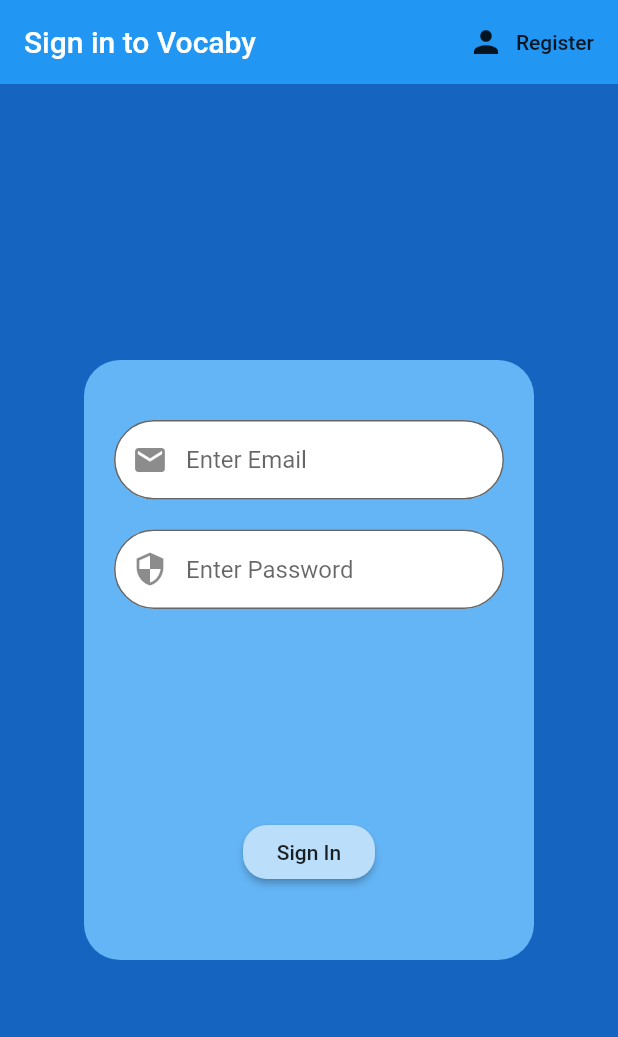
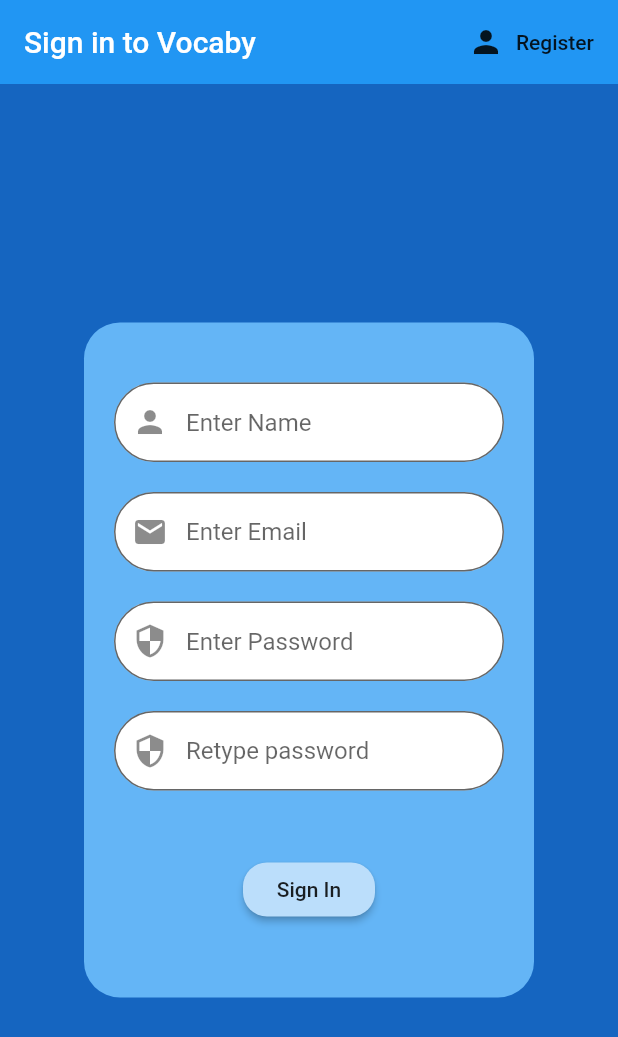
Before and after one commit to AbdulBasit313/flutter-firebase-vocabulary-builder, a Flutter app: the screen it shows after launch, on a phone screen of 412 x 824 dp. Shown: the top 1037 px of the screen. Run offline on Flutter 3.47's test engine with Material 2 defaults, Android fonts, the phone set to English and light mode, and no system bars; our stand-ins replace cloud_firestore, firebase_auth, flutter_spinkit; accounts and stored records are empty.

Commit message:
added name, confirm password field and user collection on firestore

```diff
--- a/lib/screens/authenticate/sign_in.dart
+++ b/lib/screens/authenticate/sign_in.dart
@@ -18,7 +18,9 @@ class _SignInState extends State<SignIn> {
   bool loading = false;
 
   // text field state
+  String name = '';
   String email = '';
+  String pass = '';
   String password = '';
   String error = '';
 
@@ -49,13 +51,25 @@ class _SignInState extends State<SignIn> {
                     color: Colors.blue[300],
                   ),
                   width: 300,
-                  height: 400,
+                  height: 450,
                   padding:
                       EdgeInsets.symmetric(vertical: 20.0, horizontal: 20.0),
                   child: Form(
                     key: _formKey,
                     child: Column(
                       children: <Widget>[
+                        SizedBox(height: 20.0),
+                        TextFormField(
+                          decoration: textInputDecoration.copyWith(
+                            hintText: 'Enter Name',
+                            prefixIcon: Icon(Icons.person),
+                          ),
+                          validator: (val) =>
+                              val.isEmpty ? 'Enter Full Name' : null,
+                          onChanged: (val) {
+                            setState(() => name = val);
+                          },
+                        ),
                         SizedBox(height: 20.0),
                         TextFormField(
                           decoration: textInputDecoration.copyWith(
@@ -78,6 +92,19 @@ class _SignInState extends State<SignIn> {
                           validator: (val) => val.length < 6
                               ? 'Enter a password 6+ chars long'
                               : null,
+                          onChanged: (val) {
+                            setState(() => pass = val);
+                          },
+                        ),
+                        SizedBox(height: 20.0),
+                        TextFormField(
+                          decoration: textInputDecoration.copyWith(
+                            hintText: 'Retype password',
+                            prefixIcon: Icon(Icons.security),
+                          ),
+                          obscureText: true,
+                          validator: (val) =>
+                              val != pass ? 'Password doesn\'t match' : null,
                           onChanged: (val) {
                             setState(() => password = val);
                           },
--- a/lib/screens/home/home.dart
+++ b/lib/screens/home/home.dart
@@ -1,3 +1,4 @@
+import 'package:firebase_auth/firebase_auth.dart';
 import 'package:provider/provider.dart';
 // import 'package:vocabulary_app/models/user.dart';
 import 'package:vocabulary_app/models/vocab.dart';
@@ -6,12 +7,16 @@ import 'package:vocabulary_app/screens/home/vocab_list.dart';
 import 'package:vocabulary_app/services/auth.dart';
 import 'package:flutter/material.dart';
 import 'package:vocabulary_app/services/database.dart';
+import 'package:vocabulary_app/shared/loading.dart';
 
 class Home extends StatelessWidget {
   final AuthService _auth = AuthService();
+  // bool loading = false;
 
   @override
   Widget build(BuildContext context) {
+    // final vocabs = Provider.of<List<Vocab>>(context);
+    // print('vocab $vocabs');
     // final user = Provider.of<User>(context);
     return StreamProvider<List<Vocab>>.value(
       value: DatabaseService().vocab,
--- a/lib/screens/home/vocab_list.dart
+++ b/lib/screens/home/vocab_list.dart
@@ -1,5 +1,6 @@
 import 'package:flutter/cupertino.dart';
 import 'package:provider/provider.dart';
+import 'package:vocabulary_app/models/user.dart';
 import 'package:vocabulary_app/models/vocab.dart';
 import 'package:vocabulary_app/screens/home/vocab_tile.dart';
 
@@ -12,8 +13,9 @@ class _VocabListState extends State<VocabList> {
   @override
   Widget build(BuildContext context) {
     final vocabs = Provider.of<List<Vocab>>(context);
+    // final vocabs = Provider.of<UserData>(context);
 
-    print('vocabs length ${vocabs.length}');
+    print('vocabs length ======= ${vocabs.length}');
     // vocabs.forEach((vocab) {
     //   print('word === ${vocab.word}');
     //   print('partsOfSpeech === ${vocab.partsOfSpeech}');
```
Also changed, not shown: lib/models/user.dart (+11 -0 lines), lib/services/auth.dart (+2 -5 lines), lib/services/database.dart (+32 -0 lines).
